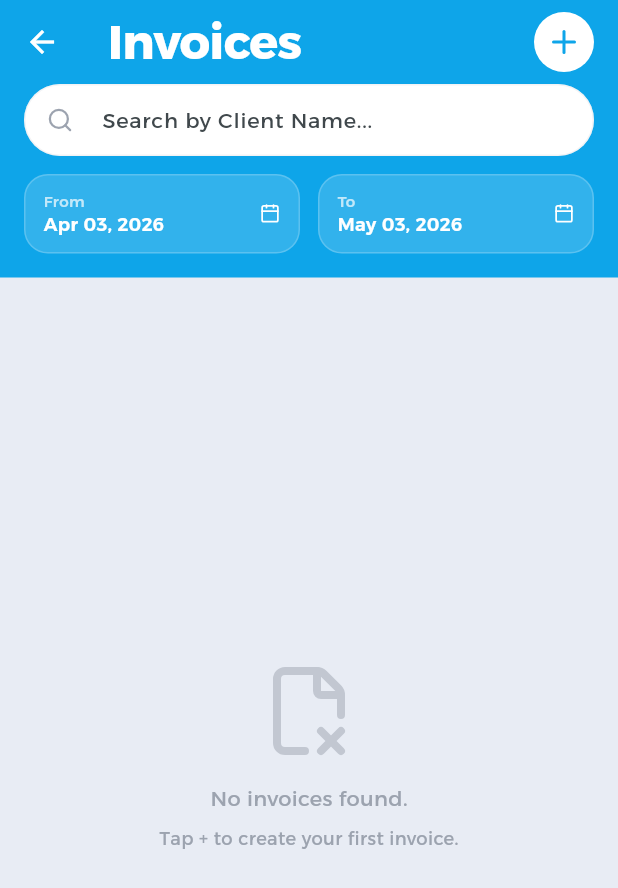
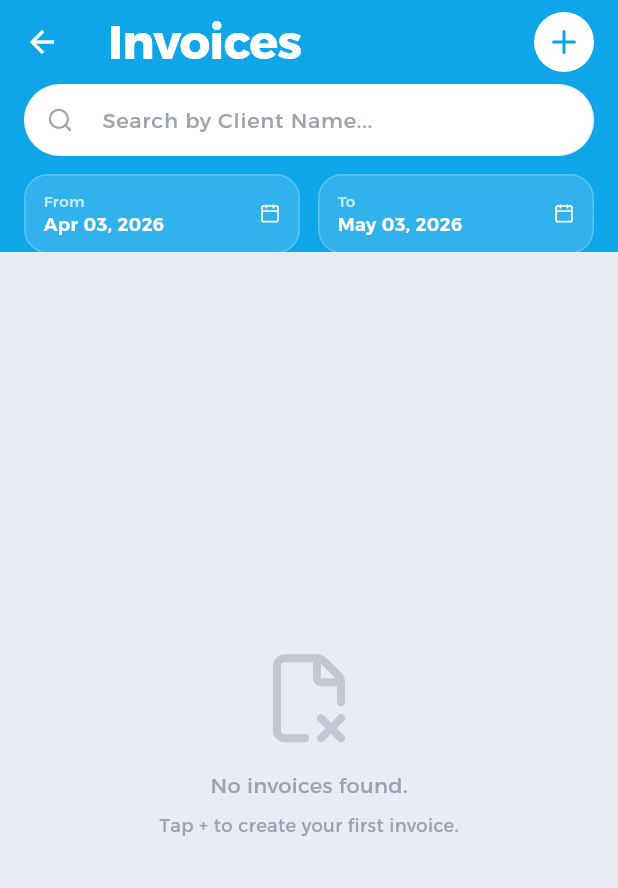
Before and after one commit to ams770/daftar, a Flutter app: the InvoicesPage screen opened directly, on a phone screen of 412 x 824 dp. Shown: the top 888 px of the screen. Run offline on Flutter 3.47's test engine with Material 3 defaults, Android fonts, the phone set to English and light mode, and no system bars; our stand-ins replace easy_localization, equatable, file_picker, flutter_bloc, gap, get_it and 8 more; missing offline and left inert: excel, mobile_scanner; accounts and stored records are empty.

Commit message:
fix: improve date range filtering accuracy and update invoice UI components

```diff
--- a/assets/translations/ar.json
+++ b/assets/translations/ar.json
@@ -61,6 +61,7 @@
   "three_inch": "3 بوصة",
   "four_inch": "4 بوصة",
   "product": "المنتج",
+  "date": "التاريخ",
   "qty": "الكمية",
   "grand_total": "الإجمالي النهائي",
   "paid": "مدفوع",
--- a/assets/translations/en.json
+++ b/assets/translations/en.json
@@ -24,6 +24,7 @@
   "bank_transfer": "Bank Transfer",
   "fully_paid": "FULLY PAID",
   "remaining": "REMAINING",
+  "date": "Date",
   "products": "Products",
   "invoices": "Invoices",
   "add_product": "Add Product",
--- a/lib/core/constants/app_strings.dart
+++ b/lib/core/constants/app_strings.dart
@@ -8,6 +8,7 @@ class AppStrings {
   static String get currency => 'currency'.tr();
   static String get defaultCurrency => 'default_currency'.tr();
   static String get editVat => 'edit_vat'.tr();
+  static String get date => 'date'.tr();
   static String get vatPercentage => 'vat_percentage'.tr();
   static String get editCurrency => 'edit_currency'.tr();
   static String get currencyCode => 'currency_code'.tr();
--- a/lib/features/invoices/presentation/pages/invoices_page.dart
+++ b/lib/features/invoices/presentation/pages/invoices_page.dart
@@ -12,6 +12,8 @@ import 'package:products_printer/features/invoices/presentation/pages/new_invoic
 import 'package:products_printer/features/invoices/presentation/widgets/invoice_shimmer.dart';
 import 'package:products_printer/features/invoices/presentation/widgets/invoice_empty_state.dart';
 import 'package:products_printer/features/invoices/presentation/widgets/invoice_card.dart';
+
+import '../../../products/presentation/widgets/search_input_field.dart';
 
 class InvoicesPage extends StatefulWidget {
   const InvoicesPage({super.key});
@@ -74,57 +76,18 @@ class _InvoicesPageState extends State<InvoicesPage> {
               const Gap(AppSpacing.md),
             ],
           ),
-          SliverToBoxAdapter(
-            child: Container(
+          SliverAppBar.medium(
+            pinned: false,
+            flexibleSpace: FlexibleSpaceBar(
+              background: Container(
                 color: AppColors.secondary,
-              padding: const EdgeInsets.fromLTRB(
-                AppSpacing.lg,
-                0,
-                AppSpacing.lg,
-                AppSpacing.lg,
-              ),
+                padding: const EdgeInsets.symmetric(horizontal: AppSpacing.lg),
                 child: BlocBuilder<InvoiceCubit, InvoiceState>(
                   builder: (context, state) {
                     return Column(
                       children: [
-                      TextField(
-                        controller: _searchController,
-                        style: const TextStyle(
-                          color: AppColors.text,
-                          fontSize: 14,
-                        ),
-                        decoration: InputDecoration(
+                        SearchInputField(
                           hintText: AppStrings.searchByClient,
-                          fillColor: AppColors.white,
-                          filled: true,
-                          isDense: true,
-                          contentPadding: const EdgeInsets.symmetric(
-                            horizontal: AppSpacing.md,
-                            vertical: 12,
-                          ),
-                          prefixIcon: const Icon(
-                            LucideIcons.search,
-                            size: 18,
-                            color: AppColors.grey,
-                          ),
-                          border: OutlineInputBorder(
-                            borderRadius: BorderRadius.circular(
-                              AppSpacing.radiusMd,
-                            ),
-                            borderSide: BorderSide.none,
-                          ),
-                          suffixIcon: _searchController.text.isNotEmpty
-                              ? IconButton(
-                                  icon: const Icon(LucideIcons.x, size: 18),
-                                  onPressed: () {
-                                    _searchController.clear();
-                                    context
-                                        .read<InvoiceCubit>()
-                                        .setSearchQuery(null);
-                                  },
-                                )
-                              : null,
-                        ),
                           onChanged: (v) =>
                               context.read<InvoiceCubit>().setSearchQuery(v),
                         ),
@@ -133,6 +96,7 @@ class _InvoicesPageState extends State<InvoicesPage> {
                       ],
                     );
                   },
+                ),
               ),
             ),
           ),
@@ -250,7 +214,10 @@ class _InvoicesPageState extends State<InvoicesPage> {
                 lastDate: DateTime.now().add(const Duration(days: 365)),
               );
               if (date != null && context.mounted) {
-                context.read<InvoiceCubit>().setDateRange(state.startDate, date);
+                context.read<InvoiceCubit>().setDateRange(
+                  state.startDate,
+                  date,
+                );
               }
             },
           ),
@@ -312,11 +279,7 @@ class _DateSelector extends StatelessWidget {
               ],
             ),
             const Spacer(),
-            const Icon(
-              LucideIcons.calendar,
-              size: 14,
-              color: AppColors.white,
-            ),
+            const Icon(LucideIcons.calendar, size: 14, color: AppColors.white),
           ],
         ),
       ),
--- a/lib/features/products/presentation/widgets/search_input_field.dart
+++ b/lib/features/products/presentation/widgets/search_input_field.dart
@@ -7,13 +7,13 @@ import '../../../../core/theme/app_typography.dart';
 
 class SearchInputField extends StatefulWidget {
   final ValueChanged<String> onChanged;
-  final VoidCallback onScannerTap;
+  final VoidCallback? onScannerTap;
   final String hintText;
 
   const SearchInputField({
     super.key,
     required this.onChanged,
-    required this.onScannerTap,
+    this.onScannerTap,
     this.hintText = 'Search by name or code...',
   });
 
@@ -44,10 +44,7 @@ class _SearchInputFieldState extends State<SearchInputField> {
     return TextField(
       controller: _controller,
       onChanged: _onChanged,
-      style: const TextStyle(
-        color: AppColors.text,
-        fontSize: 14,
-      ),
+      style: const TextStyle(color: AppColors.text, fontSize: 14),
       decoration: InputDecoration(
         hintText: widget.hintText,
         hintStyle: AppTypography.bodyMd.copyWith(color: AppColors.grey),
@@ -56,11 +53,13 @@ class _SearchInputFieldState extends State<SearchInputField> {
           color: AppColors.grey,
           size: 18,
         ),
-        suffixIcon: IconButton(
-          icon: const Icon(LucideIcons.scanLine, size: 18),
-          onPressed: widget.onScannerTap,
-          color: AppColors.secondary,
-        ),
+        suffixIcon: widget.onScannerTap == null
+            ? null
+            : IconButton(
+                icon: const Icon(LucideIcons.scanLine, size: 18),
+                onPressed: widget.onScannerTap,
+                color: AppColors.secondary,
+              ),
         filled: true,
         fillColor: AppColors.white,
         border: OutlineInputBorder(
```
Also changed, not shown: lib/features/invoices/data/datasources/invoice_local_datasource.dart (+8 -4 lines), lib/features/invoices/presentation/pages/collections_page.dart (+33 -57 lines), lib/features/invoices/presentation/pages/invoice_summary_page.dart (+27 -10 lines), lib/features/invoices/presentation/pages/money_collection_details_page.dart (+4 -4 lines), lib/features/invoices/presentation/widgets/invoice_card.dart (+7 -5 lines), lib/features/products/presentation/pages/products_page.dart (+5 -4 lines). Lines whose indentation alone changed are shown as unchanged.
